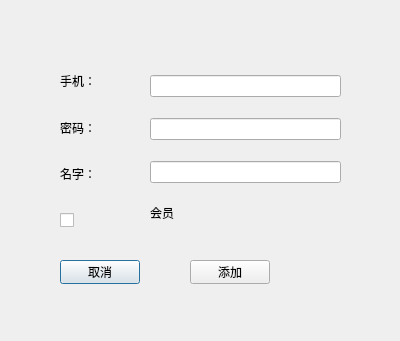
Old version of the form Restaurant/adduser.ui in the repository PG98/2017SepQt.
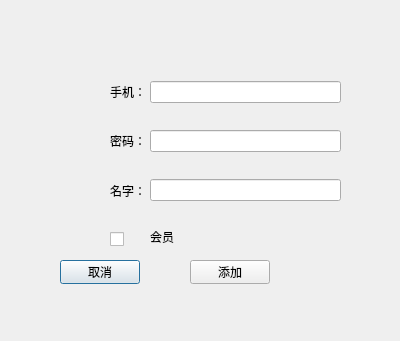
New version of the form.

Diff of the .ui file:
```diff
--- a/Restaurant/adduser.ui
+++ b/Restaurant/adduser.ui
@@ -45,7 +45,7 @@
      <x>150</x>
      <y>60</y>
      <width>191</width>
-     <height>181</height>
+     <height>209</height>
     </rect>
    </property>
    <layout class="QVBoxLayout" name="verticalLayout">
@@ -76,10 +76,10 @@
   <widget class="QWidget" name="">
    <property name="geometry">
     <rect>
-     <x>60</x>
-     <y>60</y>
+     <x>110</x>
+     <y>70</y>
      <width>91</width>
-     <height>181</height>
+     <height>191</height>
     </rect>
    </property>
    <layout class="QVBoxLayout" name="verticalLayout_2">
```
